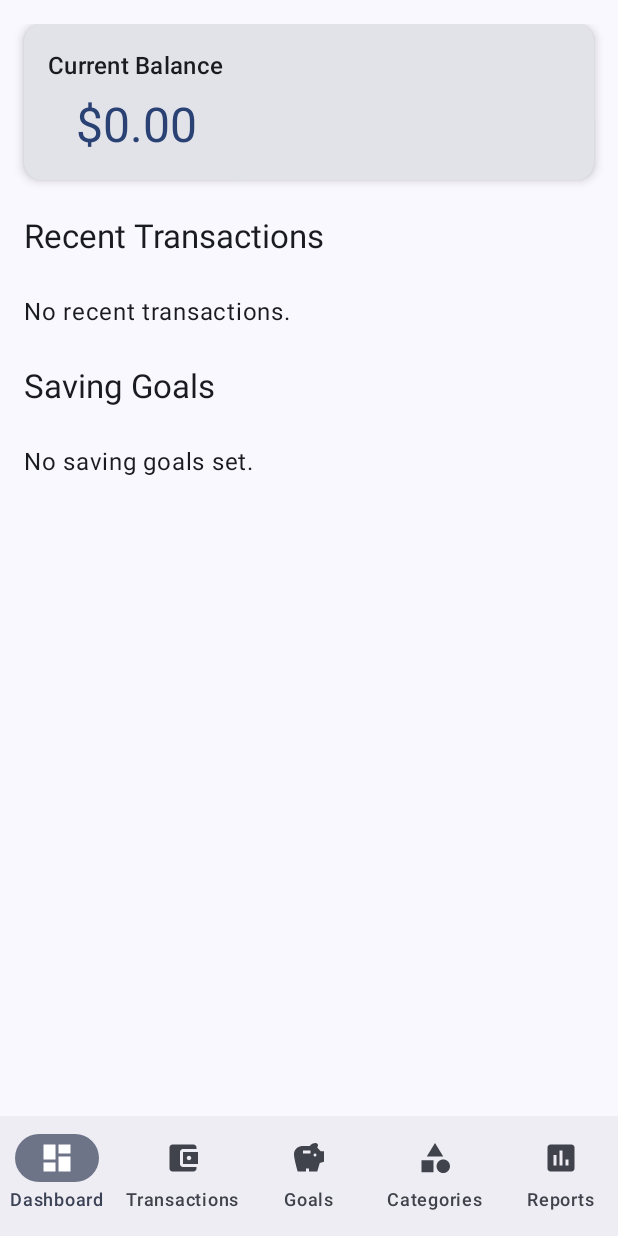
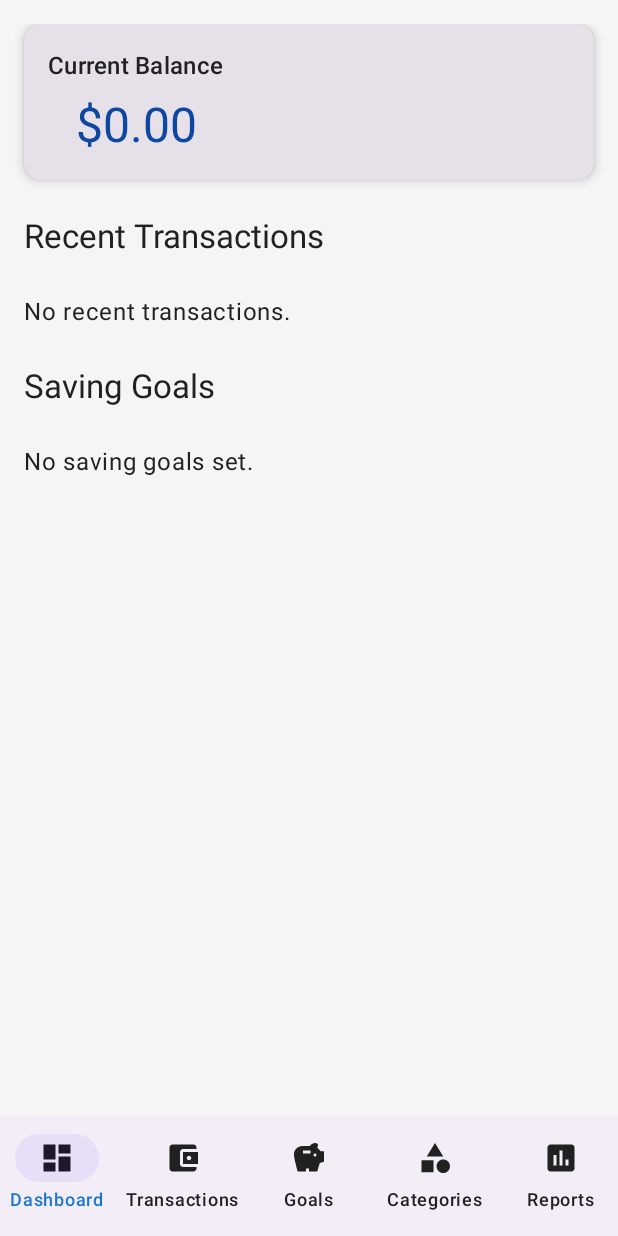
Before and after one commit to Johnson1255/BudgetMaster, an Android app built with Jetpack Compose: the screen it shows after launch (MainActivity), on a phone screen of 412 x 824 dp. Run offline under Robolectric (Android 15) with nearby library versions, the light colour scheme and no system bars; our stand-ins replace Room's generated code.

Commit message:
style: Añadir colores al diseño de la aplicacion

```diff
--- a/app/src/main/java/com/senlin/budgetmaster/ui/theme/Color.kt
+++ b/app/src/main/java/com/senlin/budgetmaster/ui/theme/Color.kt
@@ -2,10 +2,15 @@ package com.senlin.budgetmaster.ui.theme
 
 import androidx.compose.ui.graphics.Color
 
-val Purple80 = Color(0xFFD0BCFF)
-val PurpleGrey80 = Color(0xFFCCC2DC)
-val Pink80 = Color(0xFFEFB8C8)
+// Minimalist & Professional Palette
+val BluePrimary = Color(0xFF0D47A1) // Dark Blue for primary elements
+val BlueVariant = Color(0xFF1976D2) // Lighter Blue for variants/accents
+val GreyBackground = Color(0xFFF5F5F5) // Light grey for backgrounds/surfaces
+val GreyText = Color(0xFF212121)     // Dark grey for primary text
+val GreySecondaryText = Color(0xFF757575) // Medium grey for secondary text
+val White = Color(0xFFFFFFFF)
+val Black = Color(0xFF000000)
 
-val Purple40 = Color(0xFF6650a4)
-val PurpleGrey40 = Color(0xFF625b71)
-val Pink40 = Color(0xFF7D5260)
+// Specific Semantic Colors (Optional - can be defined directly where needed)
+// val IncomeGreen = Color(0xFF388E3C) // Green for income
+// val ExpenseRed = Color(0xFFD32F2F)  // Red for expenses
--- a/app/src/main/java/com/senlin/budgetmaster/ui/theme/Theme.kt
+++ b/app/src/main/java/com/senlin/budgetmaster/ui/theme/Theme.kt
@@ -9,35 +9,58 @@ import androidx.compose.material3.dynamicDarkColorScheme
 import androidx.compose.material3.dynamicLightColorScheme
 import androidx.compose.material3.lightColorScheme
 import androidx.compose.runtime.Composable
+import androidx.compose.runtime.SideEffect
+import androidx.compose.ui.graphics.Color // Ensure Color is imported
+import androidx.compose.ui.graphics.toArgb
 import androidx.compose.ui.platform.LocalContext
+import androidx.compose.ui.platform.LocalView
+import androidx.core.view.WindowCompat
 
-private val DarkColorScheme = darkColorScheme(
-    primary = Purple80,
-    secondary = PurpleGrey80,
-    tertiary = Pink80
+// Define custom light color scheme using the new palette
+private val LightColorScheme = lightColorScheme(
+    primary = BluePrimary,
+    onPrimary = White,
+    primaryContainer = BlueVariant,
+    onPrimaryContainer = White,
+    secondary = BlueVariant,
+    onSecondary = White,
+    background = GreyBackground,
+    onBackground = GreyText,
+    surface = White, // Surfaces like Cards
+    onSurface = GreyText,
+    error = Color(0xFFB00020), // Standard Material Red for errors
+    onError = White,
+    surfaceVariant = Color(0xFFE0E0E0), // Slightly darker grey for variants
+    onSurfaceVariant = GreyText,
+    outline = Color(0xFFBDBDBD) // Grey for outlines
+    // Define other colors as needed
 )
 
-private val LightColorScheme = lightColorScheme(
-    primary = Purple40,
-    secondary = PurpleGrey40,
-    tertiary = Pink40
-
-    /* Other default colors to override
-    background = Color(0xFFFFFBFE),
-    surface = Color(0xFFFFFBFE),
-    onPrimary = Color.White,
-    onSecondary = Color.White,
-    onTertiary = Color.White,
-    onBackground = Color(0xFF1C1B1F),
-    onSurface = Color(0xFF1C1B1F),
-    */
+// Define a basic dark color scheme using the new palette
+private val DarkColorScheme = darkColorScheme(
+    primary = BlueVariant, // Lighter blue for primary on dark
+    onPrimary = White,
+    primaryContainer = BluePrimary,
+    onPrimaryContainer = White,
+    secondary = BlueVariant,
+    onSecondary = White,
+    background = Color(0xFF121212), // Standard dark background
+    onBackground = White,
+    surface = Color(0xFF1E1E1E), // Slightly lighter dark for surfaces
+    onSurface = White,
+    error = Color(0xFFCF6679), // Standard Material dark error color
+    onError = Black, // Black text on light error color
+    surfaceVariant = Color(0xFF313131),
+    onSurfaceVariant = Color(0xFFBDBDBD), // Lighter grey text on dark
+    outline = Color(0xFF616161)
+    // Define other colors as needed
 )
 
 @Composable
 fun BudgetMasterTheme(
     darkTheme: Boolean = isSystemInDarkTheme(),
-    // Dynamic color is available on Android 12+
-    dynamicColor: Boolean = true,
+    // Dynamic color is available on Android 12+ - Disabled by default for custom theme
+    dynamicColor: Boolean = false,
     content: @Composable () -> Unit
 ) {
     val colorScheme = when {
@@ -45,14 +68,25 @@ fun BudgetMasterTheme(
             val context = LocalContext.current
             if (darkTheme) dynamicDarkColorScheme(context) else dynamicLightColorScheme(context)
         }
+        darkTheme -> DarkColorScheme
+        else -> LightColorScheme // Ensure this else branch exists
+    }
 
-        darkTheme -> DarkColorScheme
-        else -> LightColorScheme
+    // Status bar color adjustment
+    val view = LocalView.current
+    if (!view.isInEditMode) {
+        SideEffect {
+            val window = (view.context as Activity).window
+            // Set status bar color - consider using background or primary container for less intrusion
+            window.statusBarColor = colorScheme.background.toArgb()
+            // Set status bar icons light/dark based on theme
+            WindowCompat.getInsetsController(window, view).isAppearanceLightStatusBars = !darkTheme
+        }
     }
 
     MaterialTheme(
         colorScheme = colorScheme,
-        typography = Typography,
+        typography = Typography, // Assuming Typography.kt exists and is set up
         content = content
     )
 }
```
